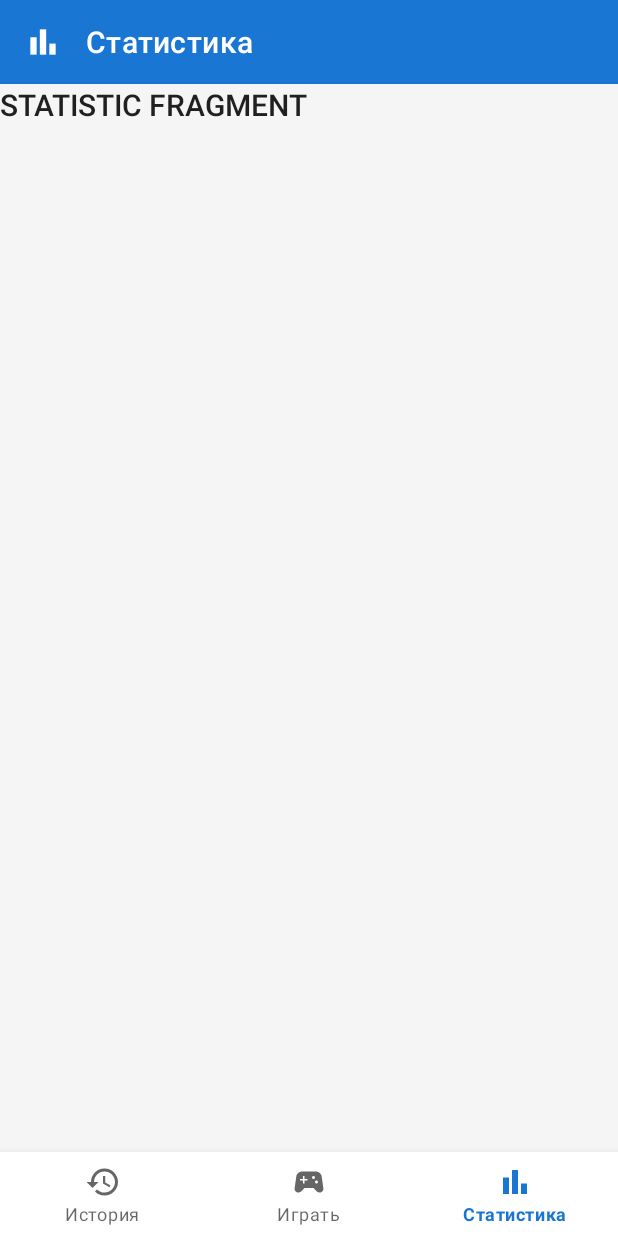
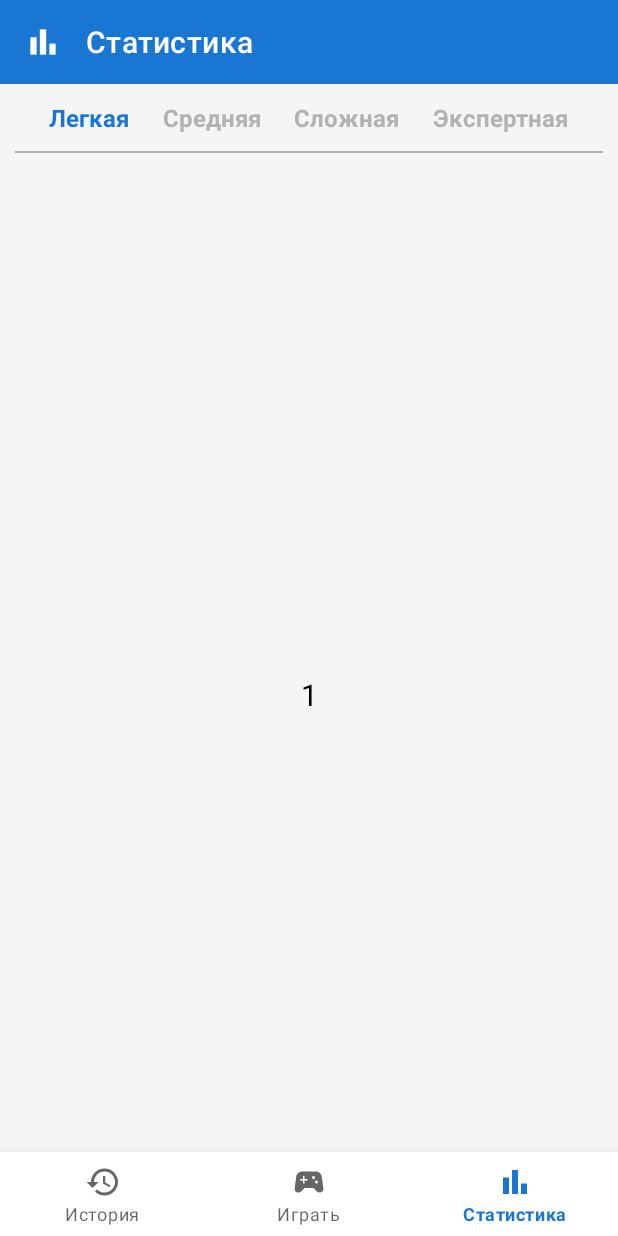
Before and after one commit to coder-chekunkov/sudoku-app, an Android app: the screen it shows after launch (MainActivity), item 3 of the bottom bar chosen, on a phone screen of 412 x 824 dp. Run offline under Robolectric (Android 15) with nearby library versions, the phone set to English and light mode, and no system bars.

Commit message:
start working with statistic fragment.

```diff
--- a/app/src/main/java/com/cdr/sudoku/statistic/StatisticFragment.kt
+++ b/app/src/main/java/com/cdr/sudoku/statistic/StatisticFragment.kt
@@ -5,15 +5,19 @@ import android.transition.TransitionInflater
 import android.view.LayoutInflater
 import android.view.View
 import android.view.ViewGroup
+import android.widget.TextView
+import androidx.core.content.ContextCompat
+import androidx.core.view.iterator
 import androidx.fragment.app.Fragment
 import com.cdr.sudoku.R
 import com.cdr.sudoku.contract.HasCustomIcon
 import com.cdr.sudoku.contract.HasCustomTitle
 import com.cdr.sudoku.databinding.FragmentStatisticBinding
 
-class StatisticFragment : Fragment(), HasCustomTitle, HasCustomIcon {
+class StatisticFragment : Fragment(), View.OnClickListener, HasCustomTitle, HasCustomIcon {
 
     private lateinit var binding: FragmentStatisticBinding
+    private var currentDifficult: Int = DIFFICULTY_EASY
 
     override fun onCreate(savedInstanceState: Bundle?) {
         super.onCreate(savedInstanceState)
@@ -24,15 +28,52 @@ class StatisticFragment : Fragment(), HasCustomTitle, HasCustomIcon {
     }
 
     override fun onCreateView(
-        inflater: LayoutInflater,
-        container: ViewGroup?,
-        savedInstanceState: Bundle?
+        inflater: LayoutInflater, container: ViewGroup?, savedInstanceState: Bundle?
     ): View {
         binding = FragmentStatisticBinding.inflate(inflater, container, false)
 
+        with(binding) {
+            titleDifficultEasy.setOnClickListener(this@StatisticFragment)
+            titleDifficultMiddle.setOnClickListener(this@StatisticFragment)
+            titleDifficultHard.setOnClickListener(this@StatisticFragment)
+            titleDifficultExpert.setOnClickListener(this@StatisticFragment)
+        }
+
+        renderContent()
         return binding.root
+    }
+
+    override fun onClick(view: View) {
+        when (view.id) {
+            R.id.titleDifficultEasy -> currentDifficult = DIFFICULTY_EASY
+            R.id.titleDifficultMiddle -> currentDifficult = DIFFICULTY_MIDDLE
+            R.id.titleDifficultHard -> currentDifficult = DIFFICULTY_HARD
+            R.id.titleDifficultExpert -> currentDifficult = DIFFICULTY_EXPERT
+        }
+        renderDifficultButtons(view.id)
+    }
+
+    private fun renderDifficultButtons(id: Int) {
+        for (view in binding.buttonsDifficult) {
+            if (view is TextView) {
+                val color = if (view.id != id) R.color.darkGrey else R.color.blue
+                view.setTextColor(ContextCompat.getColor(requireContext(), color))
+            }
+        }
+        renderContent()
+    }
+
+    private fun renderContent() {
+        binding.test.text = currentDifficult.toString()
     }
 
     override fun getResTitle(): Int = R.string.titleStatisticButton
     override fun getResIcon(): Int = R.drawable.ic_statistic
+
+    companion object {
+        private const val DIFFICULTY_EASY: Int = 1 // Уровень сложности: Лёгкая
+        private const val DIFFICULTY_MIDDLE: Int = 2 // Уровень сложности: Средняя
+        private const val DIFFICULTY_HARD: Int = 3 // Уровень сложности: Сложная
+        private const val DIFFICULTY_EXPERT: Int = 4 // Уровень сложности: Экспертная
+    }
 }
--- a/app/src/main/res/layout/fragment_statistic.xml
+++ b/app/src/main/res/layout/fragment_statistic.xml
@@ -1,18 +1,100 @@
 <?xml version="1.0" encoding="utf-8"?>
 <androidx.constraintlayout.widget.ConstraintLayout xmlns:android="http://schemas.android.com/apk/res/android"
     xmlns:app="http://schemas.android.com/apk/res-auto"
+    xmlns:tools="http://schemas.android.com/tools"
     style="@style/CustomConstraintLayout"
     android:layout_width="match_parent"
-    android:layout_height="match_parent">
+    android:layout_height="match_parent"
+    android:paddingStart="10dp"
+    android:paddingTop="8dp"
+    android:paddingEnd="10dp">
+
+    <androidx.constraintlayout.widget.ConstraintLayout
+        android:id="@+id/buttonsDifficult"
+        android:layout_width="match_parent"
+        android:layout_height="wrap_content"
+        app:layout_constraintEnd_toEndOf="parent"
+        app:layout_constraintStart_toStartOf="parent"
+        app:layout_constraintTop_toTopOf="parent">
+
+        <TextView
+            android:id="@+id/titleDifficultEasy"
+            android:layout_width="wrap_content"
+            android:layout_height="wrap_content"
+            android:paddingTop="3dp"
+            android:paddingBottom="3dp"
+            android:text="@string/difficultEasy"
+            android:textColor="@color/blue"
+            android:textSize="16sp"
+            android:textStyle="bold"
+            app:layout_constraintEnd_toStartOf="@id/titleDifficultMiddle"
+            app:layout_constraintStart_toStartOf="parent"
+            app:layout_constraintTop_toTopOf="parent" />
+
+        <TextView
+            android:id="@+id/titleDifficultMiddle"
+            android:layout_width="wrap_content"
+            android:layout_height="wrap_content"
+            android:paddingTop="3dp"
+            android:paddingBottom="3dp"
+            android:text="@string/difficultMiddle"
+            android:textColor="@color/darkGrey"
+            android:textSize="16sp"
+            android:textStyle="bold"
+            app:layout_constraintEnd_toStartOf="@id/titleDifficultHard"
+            app:layout_constraintStart_toEndOf="@id/titleDifficultEasy"
+            app:layout_constraintTop_toTopOf="parent" />
+
+        <TextView
+            android:id="@+id/titleDifficultHard"
+            android:layout_width="wrap_content"
+            android:layout_height="wrap_content"
+            android:paddingTop="3dp"
+            android:paddingBottom="3dp"
+            android:text="@string/difficultHard"
+            android:textColor="@color/darkGrey"
+            android:textSize="16sp"
+            android:textStyle="bold"
+            app:layout_constraintEnd_toStartOf="@id/titleDifficultExpert"
+            app:layout_constraintStart_toEndOf="@id/titleDifficultMiddle"
+            app:layout_constraintTop_toTopOf="parent" />
+
+        <TextView
+            android:id="@+id/titleDifficultExpert"
+            android:layout_width="wrap_content"
+            android:layout_height="wrap_content"
+            android:paddingTop="3dp"
+            android:paddingBottom="3dp"
+            android:text="@string/difficultExpert"
+            android:textColor="@color/darkGrey"
+            android:textSize="16sp"
+            android:textStyle="bold"
+            app:layout_constraintEnd_toEndOf="parent"
+            app:layout_constraintStart_toEndOf="@id/titleDifficultHard"
+            app:layout_constraintTop_toTopOf="parent" />
+
+    </androidx.constraintlayout.widget.ConstraintLayout>
+
+    <View
+        android:id="@+id/view"
+        android:layout_width="match_parent"
+        android:layout_height="1dp"
+        android:layout_marginTop="8dp"
+        android:background="@color/darkGrey"
+        app:layout_constraintEnd_toEndOf="parent"
+        app:layout_constraintStart_toStartOf="parent"
+        app:layout_constraintTop_toBottomOf="@id/buttonsDifficult" />
 
     <TextView
-        android:id="@+id/titleBuff"
-        style="@style/TextAppearance.AppCompat.Title"
+        android:id="@+id/test"
         android:layout_width="wrap_content"
         android:layout_height="wrap_content"
-        android:text="STATISTIC FRAGMENT"
+        android:textColor="@color/black"
+        android:textSize="20sp"
+        app:layout_constraintBottom_toBottomOf="parent"
+        app:layout_constraintEnd_toEndOf="parent"
         app:layout_constraintStart_toStartOf="parent"
-        app:layout_constraintTop_toTopOf="parent" />
-
+        app:layout_constraintTop_toBottomOf="@id/view"
+        tools:text="1" />
 
 </androidx.constraintlayout.widget.ConstraintLayout>
```
